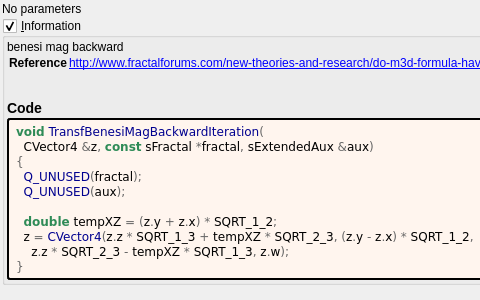
This is mandelbulber2/formula/ui/transf_benesi_mag_backward.ui in buddhi1980/mandelbulber2 as Qt 5 draws it before an edit; both pictures show x 0 to 480 and y 0 to 300 of the 916 by 300 pixel window. The edited form follows.
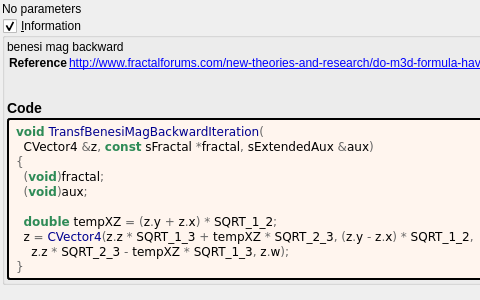
This is the edited form. Custom widgets are drawn as their Qt base class.

```diff
--- a/mandelbulber2/formula/ui/transf_benesi_mag_backward.ui
+++ b/mandelbulber2/formula/ui/transf_benesi_mag_backward.ui
@@ -96,8 +96,8 @@
 &lt;pre style=&quot;color:#000000; background-color:#fff5ee;  font-family:&#039;Courier New&#039;,monospace;white-space: pre-wrap;&quot;&gt;&lt;span style=&quot;color:#2e8b57; font-weight:bold&quot;&gt;void&lt;/span&gt; &lt;span style=&quot;color:#00008f&quot;&gt;TransfBenesiMagBackwardIteration&lt;/span&gt;&lt;span style=&quot;color:#676767&quot;&gt;(&lt;/span&gt;
   CVector4 &lt;span style=&quot;color:#676767&quot;&gt;&amp;amp;&lt;/span&gt;z&lt;span style=&quot;color:#676767&quot;&gt;,&lt;/span&gt; &lt;span style=&quot;color:#2e8b57; font-weight:bold&quot;&gt;const&lt;/span&gt; sFractal &lt;span style=&quot;color:#676767&quot;&gt;*&lt;/span&gt;fractal&lt;span style=&quot;color:#676767&quot;&gt;,&lt;/span&gt; sExtendedAux &lt;span style=&quot;color:#676767&quot;&gt;&amp;amp;&lt;/span&gt;aux&lt;span style=&quot;color:#676767&quot;&gt;)&lt;/span&gt;
 &lt;span style=&quot;color:#676767&quot;&gt;{&lt;/span&gt;
-  &lt;span style=&quot;color:#00008f&quot;&gt;Q_UNUSED&lt;/span&gt;&lt;span style=&quot;color:#676767&quot;&gt;(&lt;/span&gt;fractal&lt;span style=&quot;color:#676767&quot;&gt;);&lt;/span&gt;
-  &lt;span style=&quot;color:#00008f&quot;&gt;Q_UNUSED&lt;/span&gt;&lt;span style=&quot;color:#676767&quot;&gt;(&lt;/span&gt;aux&lt;span style=&quot;color:#676767&quot;&gt;);&lt;/span&gt;
+  &lt;span style=&quot;color:#676767&quot;&gt;(&lt;/span&gt;&lt;span style=&quot;color:#2e8b57; font-weight:bold&quot;&gt;void&lt;/span&gt;&lt;span style=&quot;color:#676767&quot;&gt;)&lt;/span&gt;fractal&lt;span style=&quot;color:#676767&quot;&gt;;&lt;/span&gt;
+  &lt;span style=&quot;color:#676767&quot;&gt;(&lt;/span&gt;&lt;span style=&quot;color:#2e8b57; font-weight:bold&quot;&gt;void&lt;/span&gt;&lt;span style=&quot;color:#676767&quot;&gt;)&lt;/span&gt;aux&lt;span style=&quot;color:#676767&quot;&gt;;&lt;/span&gt;
 
   &lt;span style=&quot;color:#2e8b57; font-weight:bold&quot;&gt;double&lt;/span&gt; tempXZ &lt;span style=&quot;color:#676767&quot;&gt;= (&lt;/span&gt;z&lt;span style=&quot;color:#676767&quot;&gt;.&lt;/span&gt;y &lt;span style=&quot;color:#676767&quot;&gt;+&lt;/span&gt; z&lt;span style=&quot;color:#676767&quot;&gt;.&lt;/span&gt;x&lt;span style=&quot;color:#676767&quot;&gt;) *&lt;/span&gt; SQRT_1_2&lt;span style=&quot;color:#676767&quot;&gt;;&lt;/span&gt;
   z &lt;span style=&quot;color:#676767&quot;&gt;=&lt;/span&gt; &lt;span style=&quot;color:#00008f&quot;&gt;CVector4&lt;/span&gt;&lt;span style=&quot;color:#676767&quot;&gt;(&lt;/span&gt;z&lt;span style=&quot;color:#676767&quot;&gt;.&lt;/span&gt;z &lt;span style=&quot;color:#676767&quot;&gt;*&lt;/span&gt; SQRT_1_3 &lt;span style=&quot;color:#676767&quot;&gt;+&lt;/span&gt; tempXZ &lt;span style=&quot;color:#676767&quot;&gt;*&lt;/span&gt; SQRT_2_3&lt;span style=&quot;color:#676767&quot;&gt;, (&lt;/span&gt;z&lt;span style=&quot;color:#676767&quot;&gt;.&lt;/span&gt;y &lt;span style=&quot;color:#676767&quot;&gt;-&lt;/span&gt; z&lt;span style=&quot;color:#676767&quot;&gt;.&lt;/span&gt;x&lt;span style=&quot;color:#676767&quot;&gt;) *&lt;/span&gt; SQRT_1_2&lt;span style=&quot;color:#676767&quot;&gt;,&lt;/span&gt;
```
